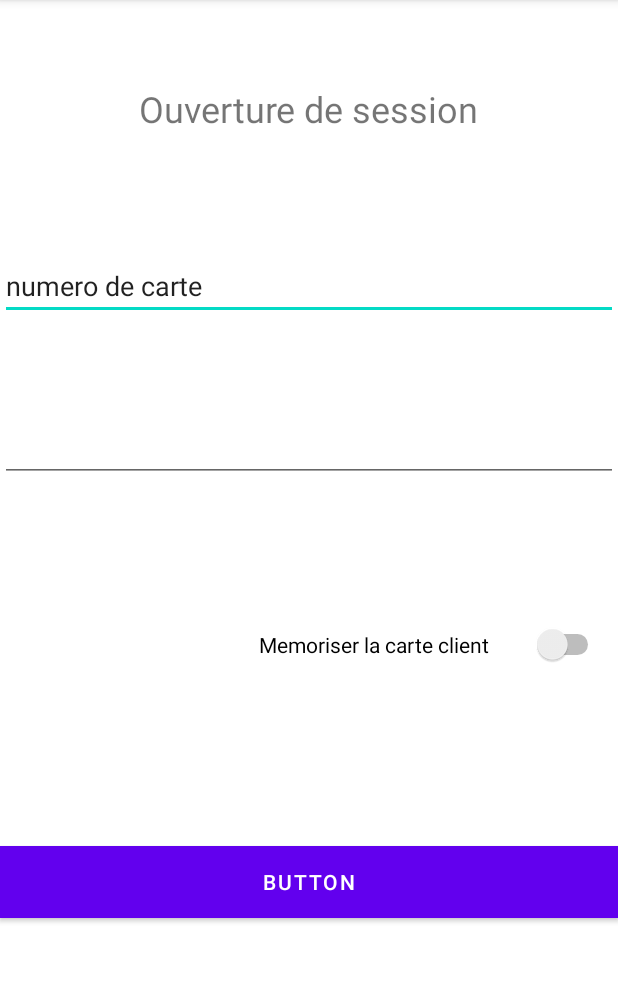
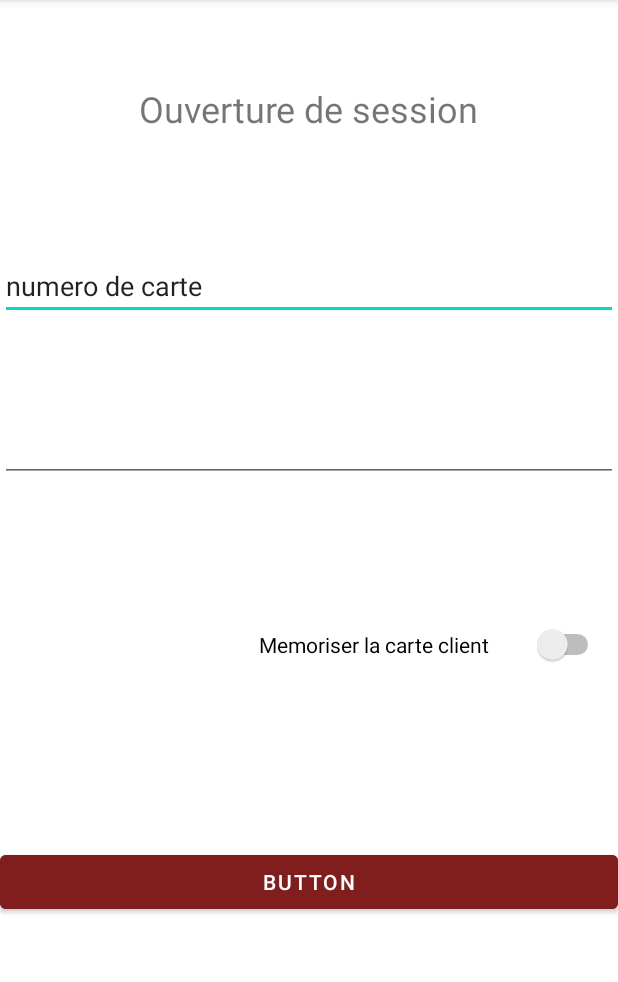
Before and after one commit to laurentiu667/S4, an Android app: the screen it shows after launch (MainActivity), on a phone screen of 412 x 824 dp, the part 84-1066 px from its top. Run offline under Robolectric (Android 15) with nearby library versions, the phone set to English and light mode, and no system bars.

Commit message:
oop reajustement

```diff
--- a/OOP2/projet1/app/src/main/res/layout/activity_main.xml
+++ b/OOP2/projet1/app/src/main/res/layout/activity_main.xml
@@ -47,9 +47,7 @@
         android:layout_width="0dp"
         android:layout_height="wrap_content"
         android:layout_marginTop="564dp"
-        android:background="#BB0000"
-        android:backgroundTint="#000000"
-        android:backgroundTintMode="screen"
+        android:backgroundTint="#801D1D"
         android:foregroundTint="#000000"
         android:text="Button"
         app:layout_constraintEnd_toEndOf="parent"
```
Also changed, not shown: 2 other files.
